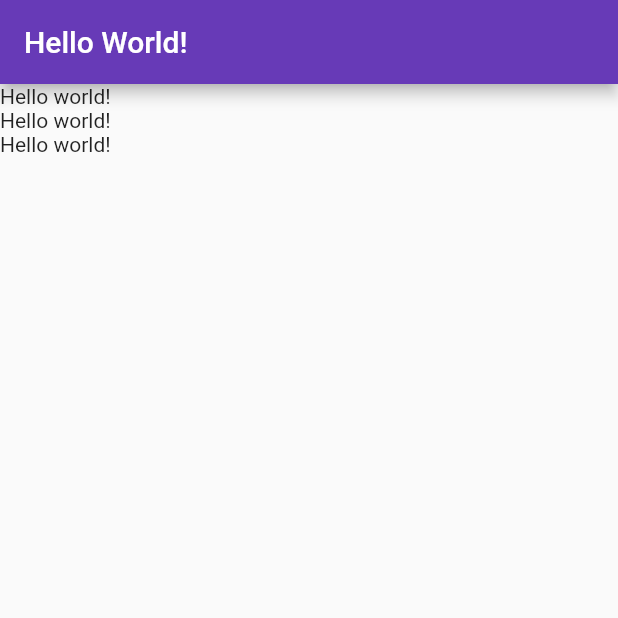
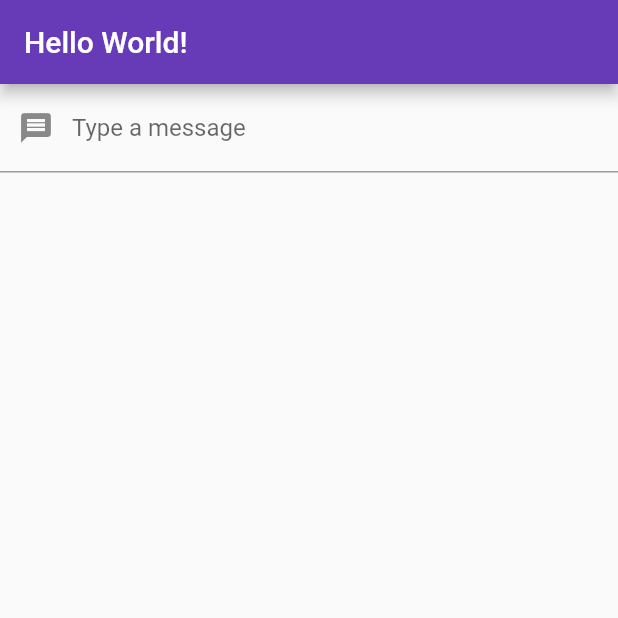
Before and after one commit to JonasSatkauskas/flutter, a Flutter app: the screen it shows after launch, on a phone screen of 412 x 824 dp, the top half of it. Run offline on Flutter 3.47's test engine with Material 2 defaults, Android fonts, the phone set to English and light mode, and no system bars.

Commit message:
Understanding text boxes

```diff
--- a/hello_world/lib/main.dart
+++ b/hello_world/lib/main.dart
@@ -26,16 +26,47 @@ class MyHomePage extends StatelessWidget {
   @override
   Widget build(BuildContext context) {
     return Scaffold(
-        appBar: AppBar(title: Text('Hello World!')),
-        body: Column(
-          children: <Widget>[TestWidget(), TestWidget(), TestWidget()],
-        ));
+        appBar: AppBar(title: Text('Hello World!')), body: TextInputWidget());
   }
 }
 
-class TestWidget extends StatelessWidget {
+class TextInputWidget extends StatefulWidget {
+  const TextInputWidget({Key? key}) : super(key: key);
+
+  @override
+  _TextInputWidgetState createState() => _TextInputWidgetState();
+}
+
+class _TextInputWidgetState extends State<TextInputWidget> {
+  final controller = TextEditingController();
+  String text = "";
+
+  @override
+  void dispose() {
+    super.dispose();
+    controller.dispose();
+  }
+
+  void changeText(text) {
+    if (text == "Hello World!") {
+      controller.clear();
+      text = "";
+    }
+    setState(() {
+      this.text = text;
+    });
+  }
+
   @override
   Widget build(BuildContext context) {
-    return Text('Hello world!');
+    return Column(children: <Widget>[
+      TextField(
+        controller: this.controller,
+        decoration: InputDecoration(
+            prefixIcon: Icon(Icons.message), labelText: "Type a message"),
+        onChanged: (text) => this.changeText(text),
+      ),
+      Text(this.text)
+    ]);
   }
 }
```
